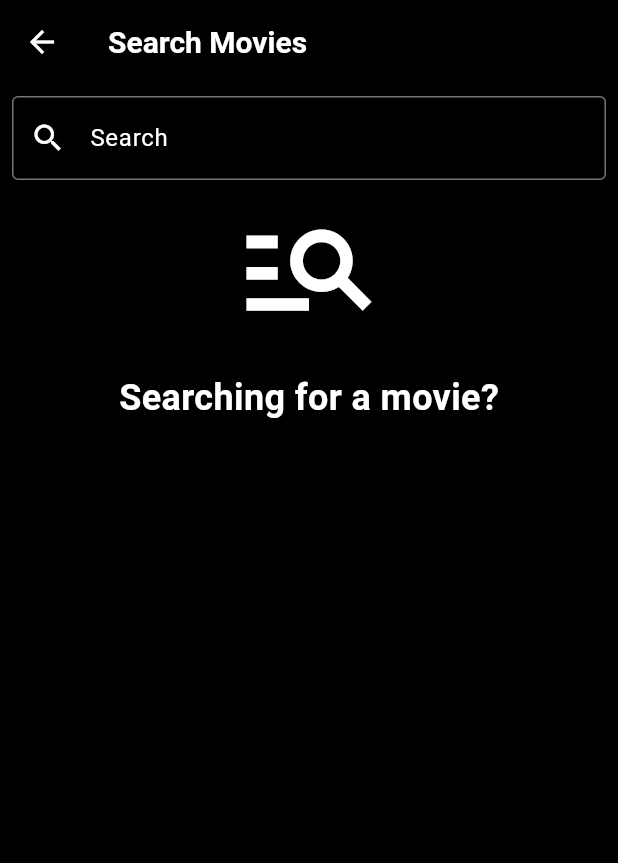
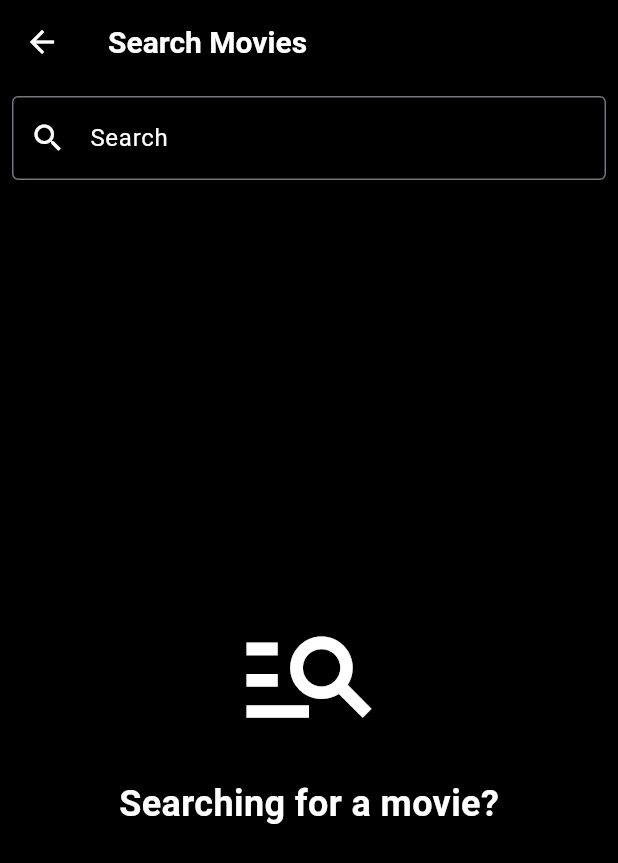
Before and after one commit to MahmoudTareek/InternIntelligence_MovieApplication., a Flutter app: the SreachScreen screen opened directly, on a phone screen of 412 x 824 dp. Shown: the top 863 px of the screen. Run offline on Flutter 3.47's test engine with Material 3 defaults, Android fonts, the phone set to English and light mode, and no system bars; our stand-ins replace cloud_firestore, dio, firebase_auth, firebase_core, firebase_storage, flutter_bloc and 1 more; accounts and stored records are empty; network calls fail.

Commit message:
Favorite Logic commit

```diff
--- a/lib/modules/favorites_screen.dart
+++ b/lib/modules/favorites_screen.dart
@@ -88,7 +88,7 @@ class FavoritesScreen extends StatelessWidget {
                                   ],
                                 ),
                               ),
-                              Spacer(),
+                              // Spacer(),
                               Padding(
                                 padding: const EdgeInsets.only(
                                   right: 8.0,
@@ -103,7 +103,6 @@ class FavoritesScreen extends StatelessWidget {
                                   child: IconButton(
                                     icon: Icon(Icons.delete, color: Colors.red),
                                     onPressed: () async {
-                                      print('DELETED');
                                       MoviesCubit.get(
                                         context,
                                       ).removeSelectedMovie(id: movie['id']);
--- a/lib/modules/search_screen.dart
+++ b/lib/modules/search_screen.dart
@@ -46,7 +46,9 @@ class SreachScreen extends StatelessWidget {
                     if (value.isNotEmpty) {
                       cubit.searchMovies(value);
                     }
-                    print(value);
+                    if (value.isEmpty) {
+                      cubit.searchResults.clear();
+                    }
                   },
                   validate: (value) {
                     if (value.isEmpty) {
@@ -121,10 +123,16 @@ class SreachScreen extends StatelessWidget {
                   ),
                 ),
               if (cubit.searchResults.isEmpty)
-                Column(
+                Expanded(
+                  child: Column(
+                    mainAxisAlignment: MainAxisAlignment.center,
+                    crossAxisAlignment: CrossAxisAlignment.center,
                     children: [
-                    // SizedBox(height: 250),
-                    Icon(Icons.manage_search, size: 100, color: secondryColor),
+                      Icon(
+                        Icons.manage_search,
+                        size: 100,
+                        color: secondryColor,
+                      ),
                       SizedBox(height: 20),
                       Text(
                         'Searching for a movie?',
@@ -136,6 +144,7 @@ class SreachScreen extends StatelessWidget {
                       ),
                     ],
                   ),
+                ),
             ],
           );
         },
--- a/lib/shared/components.dart
+++ b/lib/shared/components.dart
@@ -109,6 +109,7 @@ Widget itemBuilder({
   required IconData favorite,
   Function? favoritePrssed,
   Map<String, dynamic> Function(int)? customItemBuilder,
+  required Function(int) onFavoriteTap,
   required Function(int) onTap,
 }) => Column(
   children: [
@@ -137,7 +138,7 @@ Widget itemBuilder({
               customItemBuilder != null ? customItemBuilder(index) : {};
           final img = itemData['imageUrl'] ?? imageUrl;
           final currentColor = itemData['color'] ?? Colors.white;
-          return InkWell(
+          return GestureDetector(
             onTap: () {
               onTap(index);
             },
@@ -168,7 +169,8 @@ Widget itemBuilder({
                 IconButton(
                   onPressed: () {
                     MoviesCubit.get(context).changeFavorite();
-                    onTap(index);
+                    // onTap(index);
+                    onFavoriteTap.call(index);
                   },
                   icon:
                       isFavorite
```
Also changed, not shown: lib/modules/movies_screen.dart (+10 -2 lines). Lines whose indentation alone changed are shown as unchanged.
